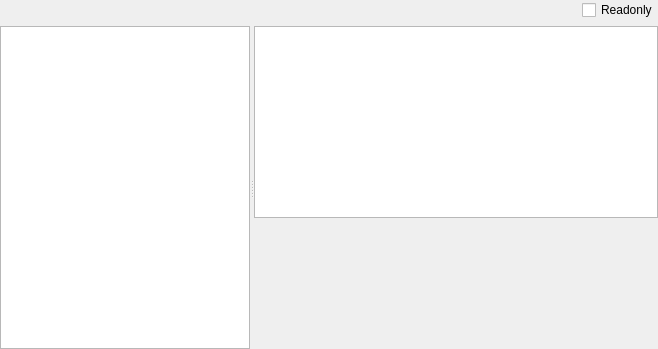
The window that PE/pewidget.ui (horsicq/FormatWidgets) describes before a commit, drawn with Qt 5.
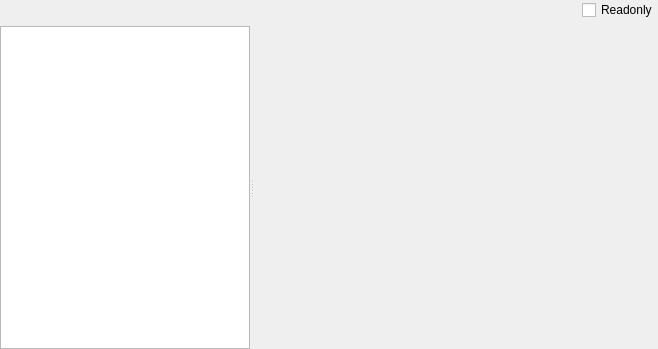
The same window after the commit. Custom widgets are drawn as their Qt base class.

```diff
--- a/PE/pewidget.ui
+++ b/PE/pewidget.ui
@@ -85,8 +85,30 @@
      </widget>
      <widget class="QStackedWidget" name="stackedWidgetInfo">
       <property name="currentIndex">
-       <number>8</number>
+       <number>0</number>
       </property>
+      <widget class="QWidget" name="page_HEX">
+       <layout class="QVBoxLayout" name="verticalLayout_13">
+        <property name="spacing">
+         <number>0</number>
+        </property>
+        <property name="leftMargin">
+         <number>0</number>
+        </property>
+        <property name="topMargin">
+         <number>0</number>
+        </property>
+        <property name="rightMargin">
+         <number>0</number>
+        </property>
+        <property name="bottomMargin">
+         <number>0</number>
+        </property>
+        <item>
+         <widget class="QHexViewWidget" name="widgetHex" native="true"/>
+        </item>
+       </layout>
+      </widget>
       <widget class="QWidget" name="page_IMAGE_DOS_HEADER">
        <layout class="QVBoxLayout" name="verticalLayout_3">
         <property name="spacing">
@@ -335,7 +357,7 @@
          </widget>
         </item>
         <item>
-         <widget class="QHexView" name="widgetSectionHex" native="true">
+         <widget class="QHexViewWidget" name="widgetSectionHex" native="true">
           <property name="sizePolicy">
            <sizepolicy hsizetype="Preferred" vsizetype="Expanding">
             <horstretch>0</horstretch>
@@ -508,7 +530,7 @@
          </widget>
         </item>
         <item>
-         <widget class="QHexView" name="widgetResourceHex" native="true">
+         <widget class="QHexViewWidget" name="widgetResourceHex" native="true">
           <property name="sizePolicy">
            <sizepolicy hsizetype="Preferred" vsizetype="Expanding">
             <horstretch>0</horstretch>
@@ -603,7 +625,7 @@
          <number>0</number>
         </property>
         <item>
-         <widget class="QHexView" name="widgetOverlayHex" native="true"/>
+         <widget class="QHexViewWidget" name="widgetOverlayHex" native="true"/>
         </item>
        </layout>
       </widget>
@@ -614,9 +636,9 @@
  </widget>
  <customwidgets>
   <customwidget>
-   <class>QHexView</class>
+   <class>QHexViewWidget</class>
    <extends>QWidget</extends>
-   <header>qhexview.h</header>
+   <header>qhexviewwidget.h</header>
    <container>1</container>
   </customwidget>
  </customwidgets>
```
